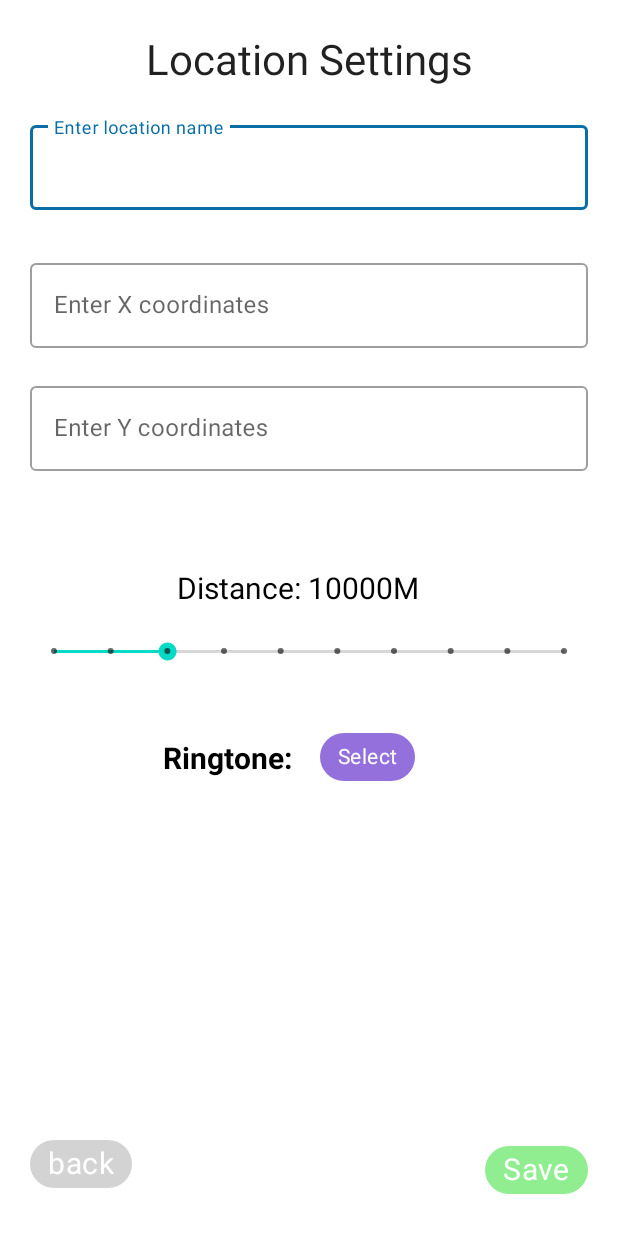
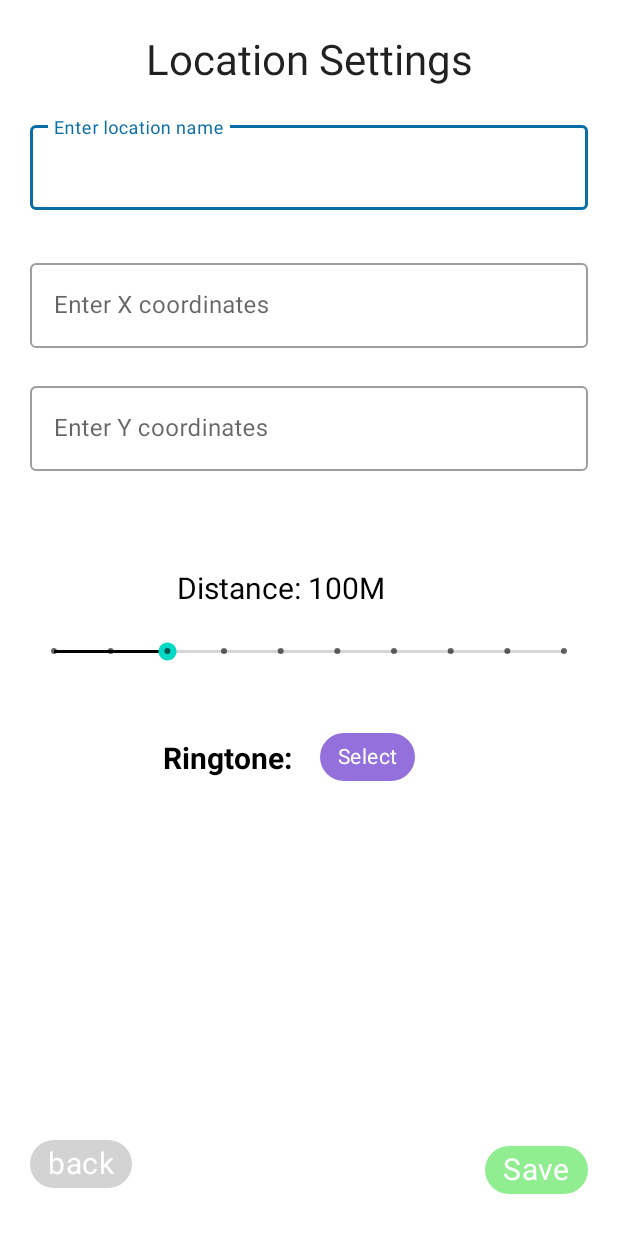
Before and after one commit to ZivSi/LocationAlarm, an Android app: the EditLayout screen opened directly, with no data from a screen before it, on a phone screen of 412 x 824 dp. Run offline under Robolectric (Android 15) with nearby library versions, the phone set to English and light mode, and no system bars; network calls fail.

Commit message:
comment and such

```diff
--- a/app/src/main/res/layout/activity_edit_layout.xml
+++ b/app/src/main/res/layout/activity_edit_layout.xml
@@ -92,7 +92,7 @@
         android:layout_width="175dp"
         android:layout_height="wrap_content"
         android:layout_marginTop="64dp"
-        android:text="Distance: 10000M"
+        android:text="Distance: 100M"
         android:textColor="@color/black"
         android:textSize="20sp"
         app:layout_constraintEnd_toEndOf="parent"
@@ -108,6 +108,7 @@
         android:layout_marginTop="20dp"
         android:max="9"
         android:progress="2"
+        android:progressTint="@color/black"
         app:layout_constraintEnd_toEndOf="parent"
         app:layout_constraintHorizontal_bias="0.5"
         app:layout_constraintStart_toStartOf="parent"
```
Also changed, not shown: app/src/main/java/com/example/locationalarm/EditLayout.java (+6 -2 lines).
